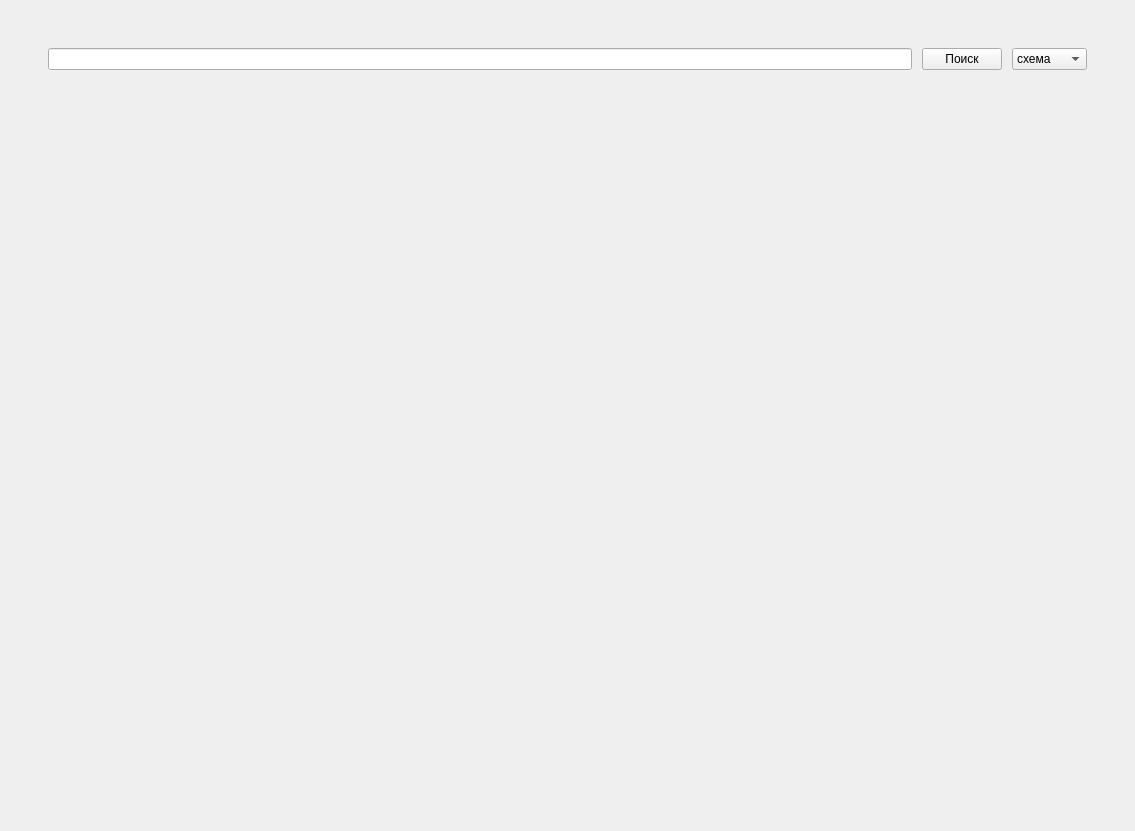
The window that graphic.ui (boldirev-as/Yandex-Api-Map-pyQt5-big-problem-in-lyceum) describes before a commit, drawn with Qt 5.
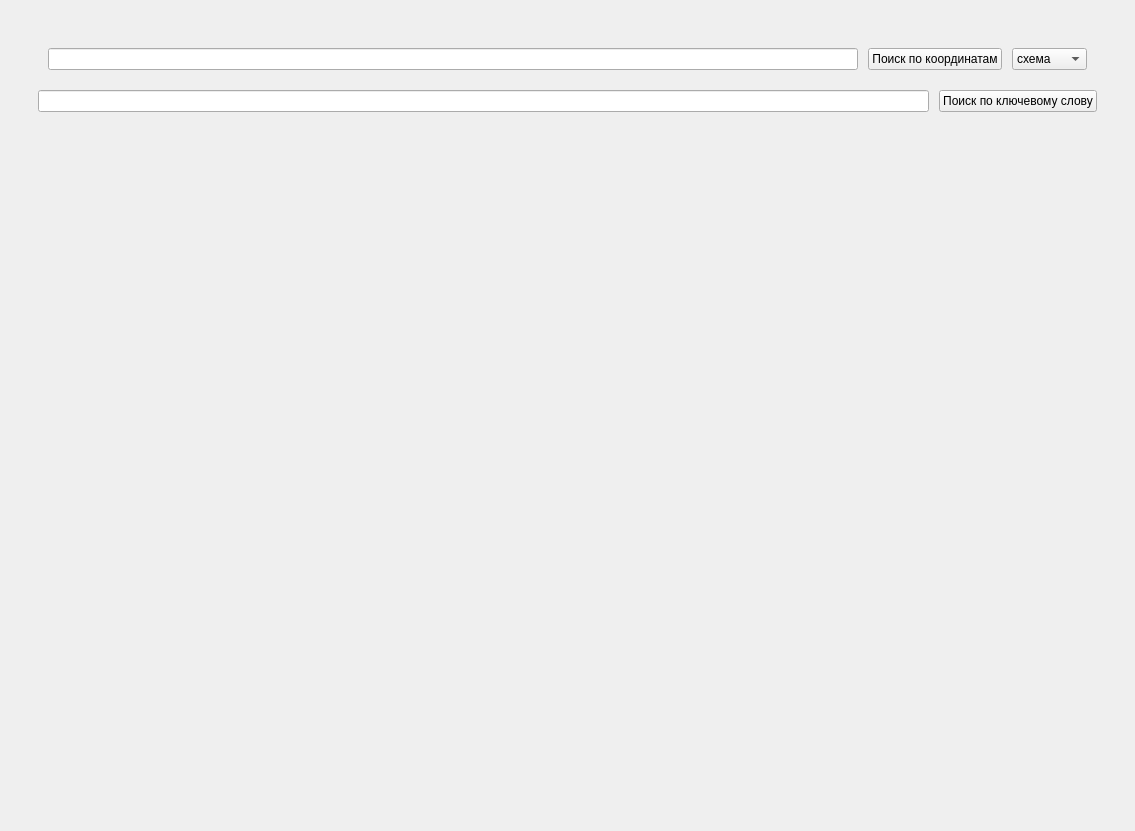
The same window after the commit.

Commit message: Часть №5

What changed in the file:
```diff
--- a/graphic.ui
+++ b/graphic.ui
@@ -46,7 +46,7 @@
            <property name="rightMargin">
             <number>10</number>
            </property>
-           <item row="2" column="1">
+           <item row="2" column="0">
             <widget class="QLabel" name="map">
              <property name="sizePolicy">
               <sizepolicy hsizetype="Expanding" vsizetype="Expanding">
@@ -65,7 +65,7 @@
              </property>
             </widget>
            </item>
-           <item row="0" column="1">
+           <item row="0" column="0">
             <layout class="QHBoxLayout" name="horizontalLayout_3">
              <property name="spacing">
               <number>10</number>
@@ -88,7 +88,7 @@
              <item>
               <widget class="QPushButton" name="search_btn">
                <property name="text">
-                <string>Поиск</string>
+                <string>Поиск по координатам</string>
                </property>
               </widget>
              </item>
@@ -113,6 +113,20 @@
              </item>
             </layout>
            </item>
+           <item row="1" column="0">
+            <layout class="QHBoxLayout" name="horizontalLayout_4">
+             <item>
+              <widget class="QLineEdit" name="line_enter_keyword"/>
+             </item>
+             <item>
+              <widget class="QPushButton" name="search_text_btn">
+               <property name="text">
+                <string>Поиск по ключевому слову</string>
+               </property>
+              </widget>
+             </item>
+            </layout>
+           </item>
           </layout>
          </item>
         </layout>
```
The commit also changes 2 other files.
